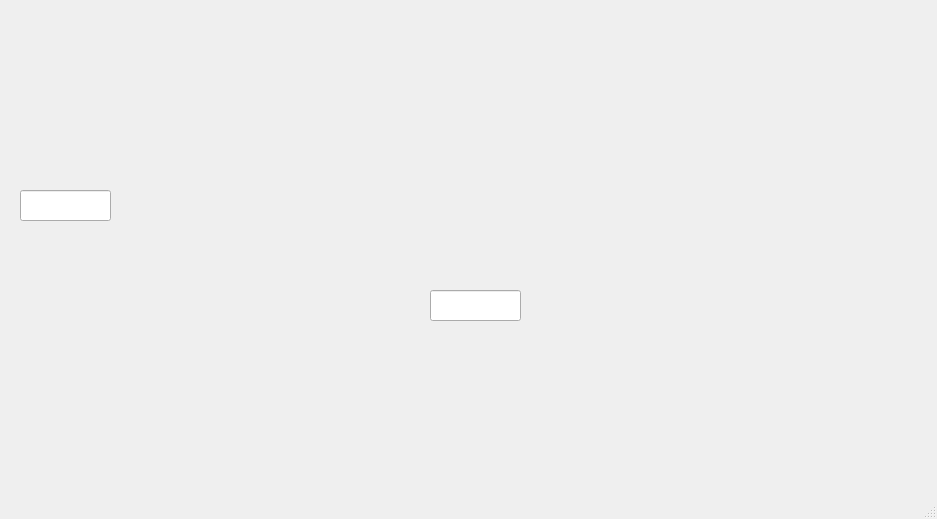
This is mainwindow.ui in brupi/Spannungsteiler as Qt 5 draws it before an edit. The edited form follows.
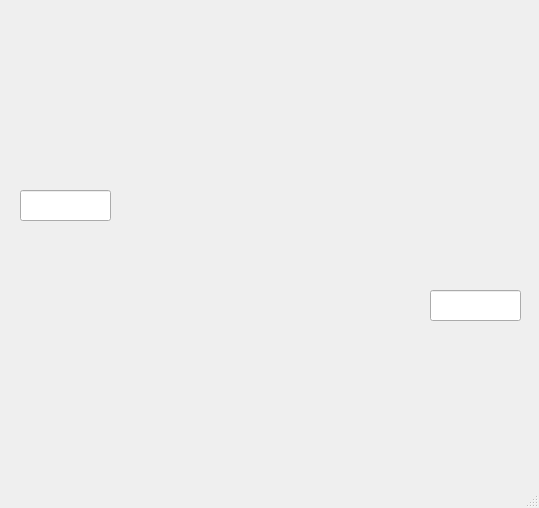
This is the edited form. Icons and pictures are not drawn.

Diff of the .ui file:
```diff
--- a/mainwindow.ui
+++ b/mainwindow.ui
@@ -6,19 +6,19 @@
    <rect>
     <x>0</x>
     <y>0</y>
-    <width>937</width>
-    <height>519</height>
+    <width>539</width>
+    <height>508</height>
    </rect>
   </property>
   <property name="minimumSize">
    <size>
-    <width>937</width>
-    <height>519</height>
+    <width>0</width>
+    <height>0</height>
    </size>
   </property>
   <property name="maximumSize">
    <size>
-    <width>937</width>
+    <width>1000</width>
     <height>519</height>
    </size>
   </property>
@@ -90,10 +90,22 @@
      <rect>
       <x>50</x>
       <y>20</y>
-      <width>431</width>
-      <height>371</height>
+      <width>430</width>
+      <height>370</height>
      </rect>
     </property>
+    <property name="minimumSize">
+     <size>
+      <width>430</width>
+      <height>370</height>
+     </size>
+    </property>
+    <property name="maximumSize">
+     <size>
+      <width>430</width>
+      <height>370</height>
+     </size>
+    </property>
     <property name="autoFillBackground">
      <bool>false</bool>
     </property>
```
Left out of the diff: 5 changed lines with no effect on the pictures.
